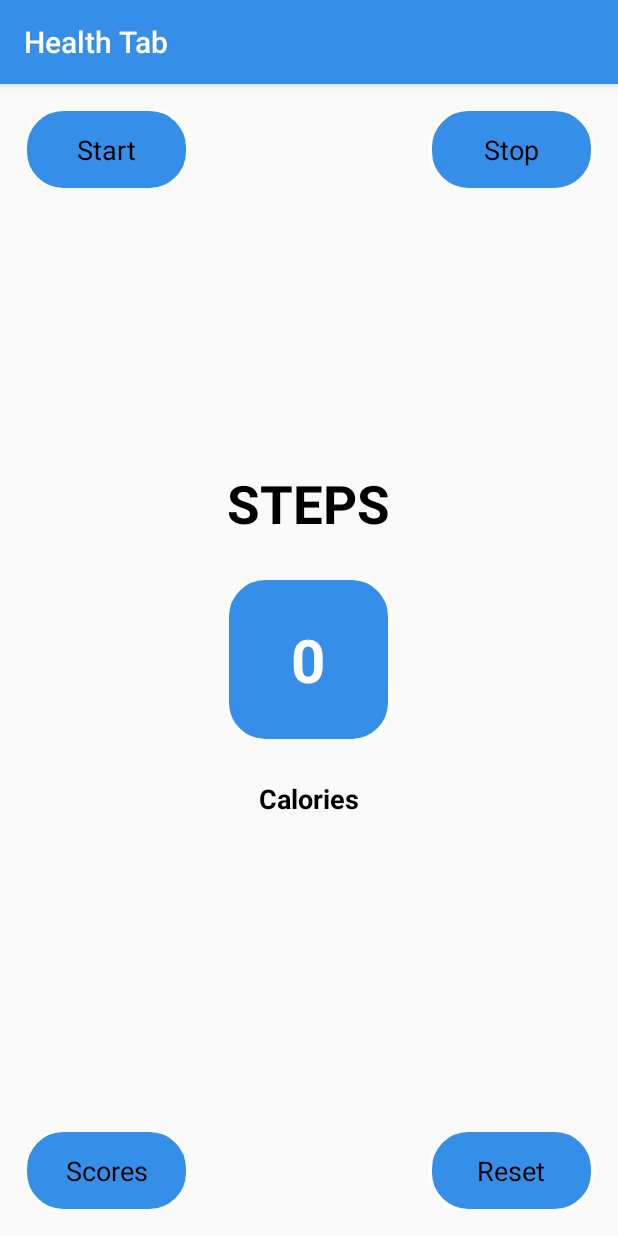
After one commit to DeepMehta-2/HealthTabApp-MAPD726, an Android app: the StepCounterActivity screen opened directly, with no data from a screen before it, on a phone screen of 412 x 824 dp. The commit adds this screen. Run offline under Robolectric (Android 15) with nearby library versions, the phone set to English and light mode, and no system bars.

Commit message:
add a step counter module to the project

```diff
--- /dev/null
+++ b/app/src/main/java/com/centennial/healthtab/activity/StepCounterActivity.java
@@ -0,0 +1,190 @@
+package com.centennial.healthtab.activity;
+
+import android.content.Context;
+import android.content.Intent;
+import android.content.SharedPreferences;
+import android.hardware.Sensor;
+import android.hardware.SensorEvent;
+import android.hardware.SensorEventListener;
+import android.hardware.SensorManager;
+import android.os.Bundle;
+import android.preference.PreferenceManager;
+import android.view.View;
+import android.widget.TextView;
+import android.widget.Toast;
+
+import androidx.appcompat.app.AppCompatActivity;
+import androidx.appcompat.widget.Toolbar;
+
+import com.centennial.healthtab.R;
+
+import java.util.Calendar;
+
+public class StepCounterActivity extends AppCompatActivity implements SensorEventListener {
+
+
+    SensorManager sensormanager;
+    TextView txt2, txt3;
+    private long steps = 0;
+    boolean isRunning = false;
+    boolean startButtonPressed = false;
+    private double MagnitudePrevious = 0;
+
+    @Override
+    protected void onCreate(Bundle savedInstanceState) {
+        super.onCreate(savedInstanceState);
+        setContentView(R.layout.activity_step_counter);
+
+        Toolbar toolbar = findViewById(R.id.toolbar);
+        setSupportActionBar(toolbar);
+        getSupportActionBar().setDisplayHomeAsUpEnabled(false);
+        getSupportActionBar().setHomeButtonEnabled(false);
+        getSupportActionBar().setTitle(getResources().getString(R.string.app_name));
+
+        sensormanager = (SensorManager) getSystemService(Context.SENSOR_SERVICE);
+        txt2 = (TextView) findViewById(R.id.txt2);
+        txt3 = (TextView) findViewById(R.id.txt3);
+
+        Sensor countSensor = sensormanager.getDefaultSensor(Sensor.TYPE_ACCELEROMETER);
+        if (countSensor != null) {
+            sensormanager.registerListener(this, countSensor, SensorManager.SENSOR_DELAY_UI);
+        } else {
+            Toast.makeText(this, "NO sensor Found", Toast.LENGTH_LONG).show();
+        }
+
+        Calendar newlogin = Calendar.getInstance();
+        long currentyear = newlogin.get(Calendar.YEAR);
+        long currentmonth = newlogin.get(Calendar.MONTH);
+        long currentdate = newlogin.get(Calendar.DATE);
+
+        SharedPreferences lastlogin = PreferenceManager.getDefaultSharedPreferences(getApplicationContext());
+        long lastyear = lastlogin.getLong("LAST_YEAR", 0);
+        long lastmonth = lastlogin.getLong("LAST_MONTH", 0);
+        long lastdate = lastlogin.getLong("LAST_DATE", 0);
+
+        if ((currentyear - lastyear > 0) || (currentmonth - lastmonth > 0) || (currentdate - lastdate > 0)) {
+
+            SharedPreferences saves = PreferenceManager.getDefaultSharedPreferences(getApplicationContext());
+            SharedPreferences.Editor editor = saves.edit();
+            editor.putLong("STEPS_RUN_TODAY", 0);
+            if ((currentyear - lastyear > 0) || (currentmonth - lastmonth > 0)) {
+                editor.putLong("STEPS_RUN_THIS_MONTH", 0);
+            }
+            editor.commit();
+
+            //Login Time Update
+            SharedPreferences.Editor editor1 = lastlogin.edit();
+            editor1.putLong("LAST_YEAR", currentyear);
+            editor1.putLong("LAST_MONTH", currentmonth);
+            editor1.putLong("LAST_DATE", currentdate);
+            editor1.commit();
+        }
+    }
+
+    public void stop(View v) {
+        isRunning = false;
+        startButtonPressed = false;
+        if (steps < 1000)
+            Toast.makeText(this, "Congrats!! You Have Run " + steps + " steps", Toast.LENGTH_LONG).show();
+        else {
+            Toast.makeText(this, "You are on Fire Today!!", Toast.LENGTH_LONG).show();
+        }
+        txt3.setText("Average calories burned:: " + (((float) steps / 1000) * 100) + " kcal");
+    }
+
+    public void reset(View v) {
+        SharedPreferences saves = PreferenceManager.getDefaultSharedPreferences(getApplicationContext());
+        long stepsRunToday = saves.getLong("STEPS_RUN_TODAY", 0);
+        long stepsRunThisMonth = saves.getLong("STEPS_RUN_THIS_MONTH", 0);
+        long highestStepsRunInOneDay = saves.getLong("HIGHEST_STEPS_RUN_IN_ONE_DAY", 0);
+
+        SharedPreferences.Editor editor = saves.edit();
+        editor.putLong("STEPS_RUN_TODAY", steps + stepsRunToday);
+        editor.putLong("STEPS_RUN_THIS_MONTH", steps + stepsRunThisMonth);
+        if ((steps + stepsRunToday) > highestStepsRunInOneDay) {
+            editor.putLong("HIGHEST_STEPS_RUN_IN_ONE_DAY", steps + stepsRunToday);
+        }
+        editor.commit();
+
+        steps = 0;
+        txt2.setText("" + steps);
+        isRunning = true;
+        startButtonPressed = false;
+        txt3.setText("");
+    }
+
+    @Override
+    protected void onResume() {
+        super.onResume();
+        if (startButtonPressed) isRunning = true;
+    }
+
+    @Override
+    protected void onPause() {
+        super.onPause();
+        if (startButtonPressed) isRunning = true;
+    }
+
+    @Override
+    public void onSensorChanged(SensorEvent sensorEvent) {
+        if (isRunning && startButtonPressed && sensorEvent != null) {
+            float x_acceleration = sensorEvent.values[0];
+            float y_acceleration = sensorEvent.values[1];
+            float z_acceleration = sensorEvent.values[2];
+            double Magnitude = Math.sqrt(x_acceleration * x_acceleration + y_acceleration * y_acceleration + z_acceleration * z_acceleration);
+            double MagnitudeDelta = Magnitude - MagnitudePrevious;
+            MagnitudePrevious = Magnitude;
+            if (sensorEvent.values[0] > 6) {
+                steps++;
+            }
+            txt2.setText("" + steps);
+        }
+
+    }
+
+    @Override
+    public void onAccuracyChanged(Sensor sensor, int accuracy) {
+
+    }
+
+    @Override
+    public void onBackPressed() {
+        super.onBackPressed();
+        SharedPreferences saves = PreferenceManager.getDefaultSharedPreferences(getApplicationContext());
+        long stepsRunToday = saves.getLong("STEPS_RUN_TODAY", 0);
+        long stepsRunThisMonth = saves.getLong("STEPS_RUN_THIS_MONTH", 0);
+        long highestStepsRunInOneDay = saves.getLong("HIGHEST_STEPS_RUN_IN_ONE_DAY", 0);
+
+        SharedPreferences.Editor editor = saves.edit();
+        editor.putLong("STEPS_RUN_TODAY", steps + stepsRunToday);
+        editor.putLong("STEPS_RUN_THIS_MONTH", steps + stepsRunThisMonth);
+        if ((steps + stepsRunToday) > highestStepsRunInOneDay) {
+            editor.putLong("HIGHEST_STEPS_RUN_IN_ONE_DAY", steps + stepsRunToday);
+        }
+        editor.commit();
+        sensormanager.unregisterListener(this);
+    }
+
+    public void start(View view) {
+        isRunning = true;
+        startButtonPressed = true;
+    }
+
+    public void track_record(View view) {
+        SharedPreferences saves = PreferenceManager.getDefaultSharedPreferences(getApplicationContext());
+        long stepsRunToday = saves.getLong("STEPS_RUN_TODAY", 0);
+        long stepsRunThisMonth = saves.getLong("STEPS_RUN_THIS_MONTH", 0);
+        long highestStepsRunInOneDay = saves.getLong("HIGHEST_STEPS_RUN_IN_ONE_DAY", 0);
+
+        SharedPreferences.Editor editor = saves.edit();
+        editor.putLong("STEPS_RUN_TODAY", steps + stepsRunToday);
+        editor.putLong("STEPS_RUN_THIS_MONTH", steps + stepsRunThisMonth);
+        if ((steps + stepsRunToday) > highestStepsRunInOneDay) {
+            editor.putLong("HIGHEST_STEPS_RUN_IN_ONE_DAY", steps + stepsRunToday);
+        }
+        editor.commit();
+
+        Intent distanceRun = new Intent(StepCounterActivity.this, DistanceRun.class);
+        startActivity(distanceRun);
+    }
+}
--- a/app/src/main/java/com/centennial/healthtab/service/Alarm_Receiver.java
+++ b/app/src/main/java/com/centennial/healthtab/service/Alarm_Receiver.java
@@ -23,7 +23,7 @@ import androidx.legacy.content.WakefulBroadcastReceiver;
 import com.centennial.healthtab.R;
 import com.centennial.healthtab.activity.Tab_activity;
 import com.centennial.healthtab.object.Notification_Data;
-import com.centennial.healthtab.splashexit.activity.StartActivity;
+import com.centennial.healthtab.activity.StartActivity;
 import com.centennial.healthtab.utils.Constant;
 import com.centennial.healthtab.utils.Pref_Utils;
 import com.centennial.healthtab.utils.Utils;
--- /dev/null
+++ b/app/src/main/res/drawable/round_bg.xml
@@ -0,0 +1,9 @@
+<?xml version="1.0" encoding="utf-8"?>
+<shape xmlns:android="http://schemas.android.com/apk/res/android"
+    android:shape="rectangle">
+    <corners android:radius="25dp" />
+    <solid android:color="@color/colorAccent" />
+    <stroke
+        android:width="2dp"
+        android:color="@color/white" />
+</shape>
--- /dev/null
+++ b/app/src/main/res/layout/activity_step_counter.xml
@@ -0,0 +1,118 @@
+<?xml version="1.0" encoding="utf-8"?>
+<RelativeLayout xmlns:android="http://schemas.android.com/apk/res/android"
+    xmlns:tools="http://schemas.android.com/tools"
+    android:layout_width="match_parent"
+    android:layout_height="match_parent">
+
+    <com.google.android.material.appbar.AppBarLayout
+        android:id="@+id/appBar"
+        android:layout_width="match_parent"
+        android:layout_height="wrap_content"
+        android:theme="@style/ThemeOverlay.AppCompat.Dark.ActionBar"
+        tools:ignore="MissingConstraints">
+
+        <androidx.appcompat.widget.Toolbar
+            android:id="@+id/toolbar"
+            android:layout_width="fill_parent"
+            android:layout_height="?attr/actionBarSize"
+            android:background="@color/colorAccent"
+            android:gravity="center" />
+
+    </com.google.android.material.appbar.AppBarLayout>
+
+    <RelativeLayout
+        android:layout_width="match_parent"
+        android:layout_height="match_parent"
+        android:layout_below="@+id/appBar"
+        android:padding="16dp">
+
+        <TextView
+            android:id="@+id/txt1"
+            android:layout_width="wrap_content"
+            android:layout_height="wrap_content"
+            android:layout_above="@+id/txt2"
+            android:layout_centerHorizontal="true"
+            android:text="@string/steps"
+            android:textColor="#000000"
+            android:textSize="35sp"
+            android:textStyle="bold" />
+
+        <TextView
+            android:id="@+id/txt2"
+            android:layout_width="110dp"
+            android:layout_height="110dp"
+            android:layout_centerInParent="true"
+            android:layout_marginTop="25dp"
+            android:background="@drawable/round_bg"
+            android:gravity="center"
+            android:text="0"
+            android:textColor="#fff"
+            android:textSize="40sp"
+            android:textStyle="bold" />
+
+        <TextView
+            android:id="@+id/txt5"
+            android:layout_width="110dp"
+            android:layout_height="wrap_content"
+            android:layout_alignParentEnd="true"
+            android:background="@drawable/round_bg"
+            android:gravity="center"
+            android:onClick="stop"
+            android:padding="15dp"
+            android:text="Stop"
+            android:textColor="#000"
+            android:textSize="18dp" />
+
+        <TextView
+            android:id="@+id/txt6"
+            android:layout_width="110dp"
+            android:layout_height="wrap_content"
+            android:layout_alignParentEnd="true"
+            android:layout_alignParentBottom="true"
+            android:background="@drawable/round_bg"
+            android:gravity="center"
+            android:onClick="reset"
+            android:padding="15dp"
+            android:text="Reset"
+            android:textColor="#000"
+            android:textSize="18dp" />
+
+        <TextView
+            android:id="@+id/txt7"
+            android:layout_width="110dp"
+            android:layout_height="wrap_content"
+            android:background="@drawable/round_bg"
+            android:gravity="center"
+            android:onClick="start"
+            android:padding="15dp"
+            android:text="Start"
+            android:textColor="#000"
+            android:textSize="18dp" />
+
+        <TextView
+            android:id="@+id/txt3"
+            android:layout_width="wrap_content"
+            android:layout_height="wrap_content"
+            android:layout_below="@+id/txt2"
+            android:layout_centerHorizontal="true"
+            android:layout_marginTop="25dp"
+            android:layout_marginRight="8dp"
+            android:text="Calories"
+            android:textColor="#000"
+            android:textSize="18sp"
+            android:textStyle="bold" />
+
+        <TextView
+            android:id="@+id/trackRecord"
+            android:layout_width="110dp"
+            android:layout_height="wrap_content"
+            android:layout_alignParentBottom="true"
+            android:background="@drawable/round_bg"
+            android:gravity="center"
+            android:onClick="track_record"
+            android:padding="15dp"
+            android:text="Scores"
+            android:textColor="#000"
+            android:textSize="18sp" />
+    </RelativeLayout>
+</RelativeLayout>
--- a/app/src/main/res/values/strings.xml
+++ b/app/src/main/res/values/strings.xml
@@ -1,5 +1,5 @@
 <resources>
-    <string name="app_name">Drink Water Reminder</string>
+    <string name="app_name">Health Tab</string>
     <string name="font_regular">font.otf</string>
     <string name="first_step">First you need to select the types of units</string>
     <string name="second_step">Inform your weight so we can calculate the amount of water ideal for your consumption</string>
@@ -11,5 +11,6 @@
     <string name="minuse">No,when you are ahead of schedule</string>
     <string name="vibrate">Auto reminders</string>
     <string name="volume">Mute,when you are ahead of schedule</string>
+    <string name="steps">STEPS</string>
 
 </resources>
```
Also changed, not shown: app/src/main/AndroidManifest.xml (+10 -20 lines), app/src/main/java/com/centennial/healthtab/activity/DistanceRun.java (added, +61 -0 lines), app/src/main/java/com/centennial/healthtab/activity/StartActivity.java (renamed from app/src/main/java/com/centennial/healthtab/splashexit/activity/StartActivity.java, +8 -3 lines), app/src/main/res/layout/activity_distance_run.xml (added, +111 -0 lines), app/src/main/res/layout/activity_first.xml (+19 -3 lines).
